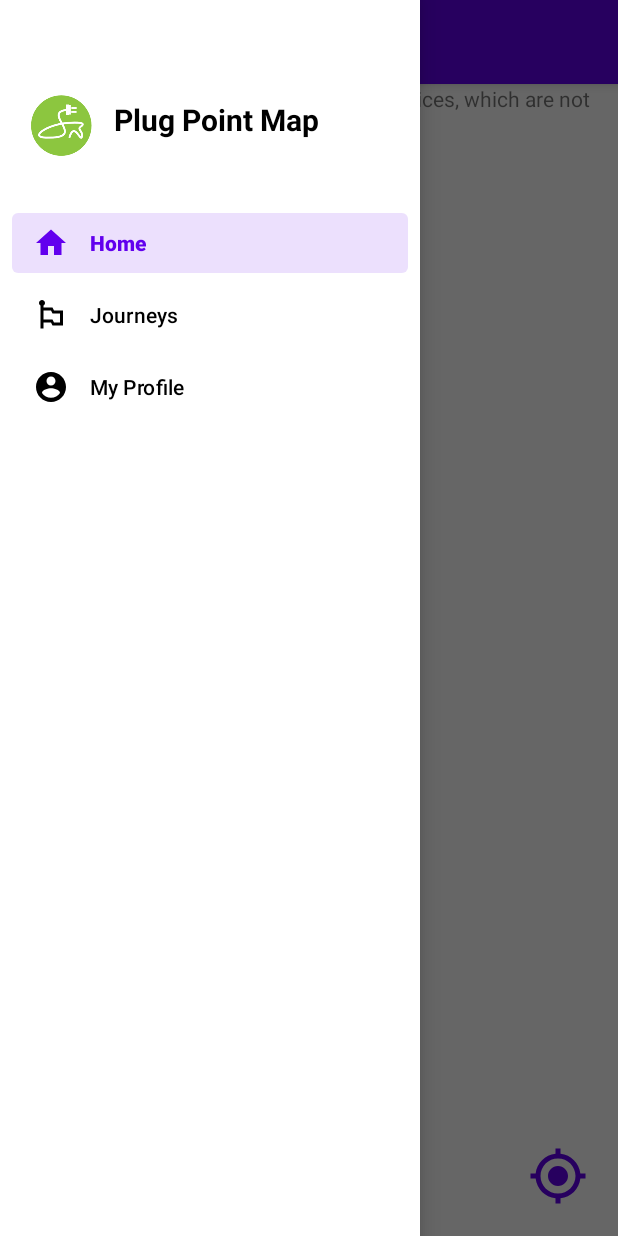
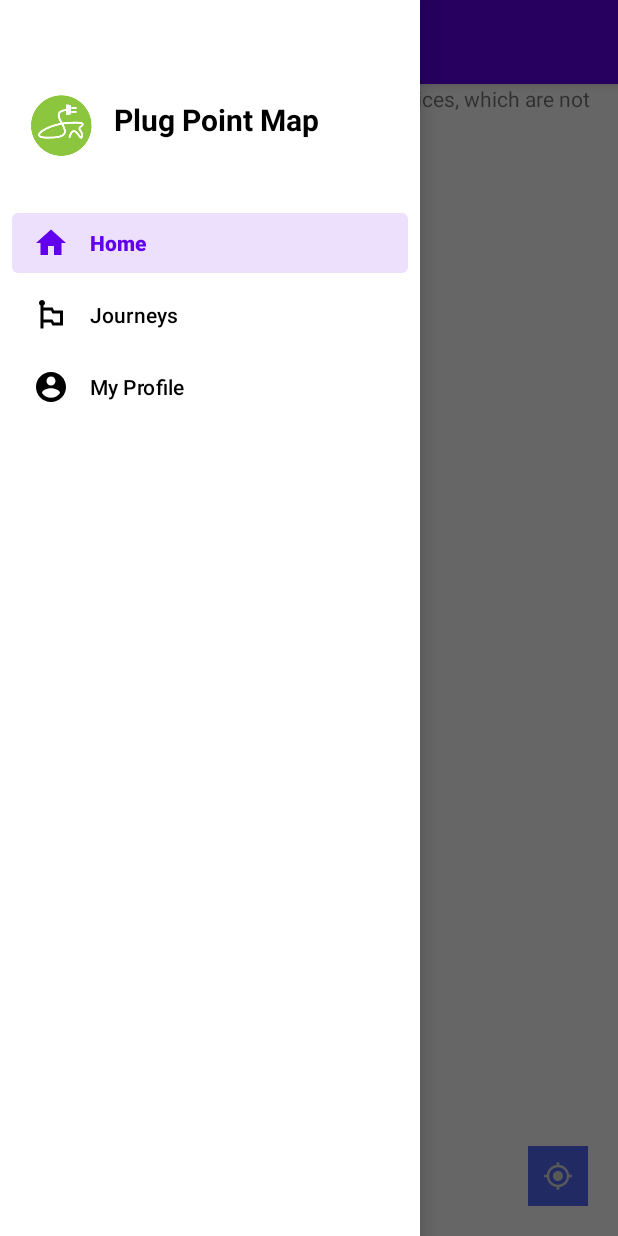
Before and after one commit to sarbbjeet/savelocation, an Android app: the screen it shows after launch (MainActivity), with the side drawer open, on a phone screen of 412 x 824 dp. Run offline under Robolectric (Android 15) with nearby library versions, the light colour scheme and no system bars; our stand-ins replace navigation-ui.

Commit message:
google map with current location marker

```diff
--- a/app/src/main/java/uk/ac/tees/a0321466/ui/home.java
+++ b/app/src/main/java/uk/ac/tees/a0321466/ui/home.java
@@ -64,7 +64,7 @@
                 });
                         //ask for gps permission
 
-                view.findViewById(R.id.btn_getLocation).setOnClickListener(new View.OnClickListener() {
+                view.findViewById(R.id.getLocation).setOnClickListener(new View.OnClickListener() {
                     @Override
                     public void onClick(View view) {
                         getLocation.clickLoc();
--- /dev/null
+++ b/app/src/main/res/drawable/custom_layout_button.xml
@@ -0,0 +1,9 @@
+<?xml version="1.0" encoding="utf-8"?>
+<selector xmlns:android="http://schemas.android.com/apk/res/android">
+<item android:state_pressed="true">
+    <color android:color="#637272DF"></color>
+</item>
+<item >
+    <color android:color="#AE0525F4"></color>
+</item>
+</selector>
--- a/app/src/main/res/layout/fragment_home2.xml
+++ b/app/src/main/res/layout/fragment_home2.xml
@@ -11,14 +11,21 @@
     android:id="@+id/google_map"
     android:name="com.google.android.gms.maps.SupportMapFragment"/>
 
-
-    <Button
-        android:id="@+id/btn_getLocation"
-        android:layout_width="40dp"
-        android:layout_height="40dp"
-        android:background="@drawable/current_location_btn"
+    <LinearLayout
+        android:layout_width="wrap_content"
+        android:layout_height="wrap_content"
+        android:background="@drawable/custom_layout_button"
+        android:id="@+id/getLocation"
         android:layout_gravity="bottom|end"
         android:layout_margin="20dp"
-        android:backgroundTint="#660000FF"
-        />
+        >
+        <ImageView
+            android:layout_width="40dp"
+            android:layout_height="40dp"
+            android:src="@drawable/current_location_btn"
+            android:padding="10dp"
+            />
+    </LinearLayout>
+
+
 </FrameLayout>
```
